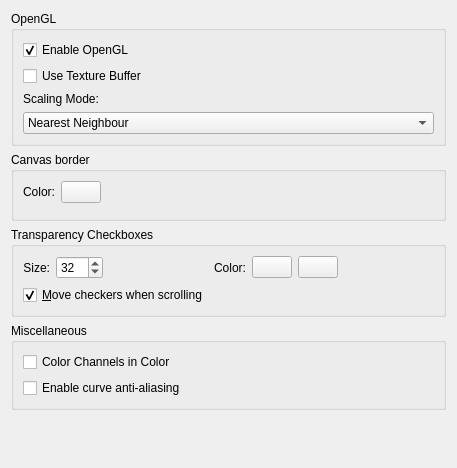
First picture: the form in krita/ui/forms/wdgdisplaysettings.ui, repository KDE/calligra, before the edit.
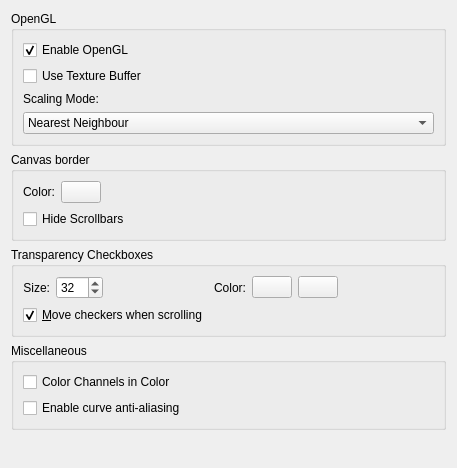
Second picture: the form after the edit. Custom widgets are drawn as their Qt base class.

Commit message:
BUG:322515 Allow to hide scrollbars in normal mode, not just canvas-only
Patch by Ghevan. Thanks!
CCMAIL:ghevan@gmail.com

What changed in the file:
```diff
--- a/krita/ui/forms/wdgdisplaysettings.ui
+++ b/krita/ui/forms/wdgdisplaysettings.ui
@@ -39,7 +39,7 @@
       <item row="1" column="1">
        <widget class="KColorButton" name="canvasBorder"/>
       </item>
-      <item row="1" column="2" rowspan="2">
+      <item row="1" column="2" rowspan="1">
        <spacer name="horizontalSpacer_4">
         <property name="orientation">
          <enum>Qt::Horizontal</enum>
@@ -52,6 +52,16 @@
         </property>
        </spacer>
       </item>
+      <item row="2" column="0" colspan="3">
+       <widget class="QCheckBox" name="hideScrollbars">
+        <property name="text">
+         <string>Hide Scrollbars</string>
+        </property>
+        <property name="checked">
+         <bool>false</bool>
+        </property>
+       </widget>
+      </item>
      </layout>
     </widget>
    </item>
```
The commit also changes 5 other files.
